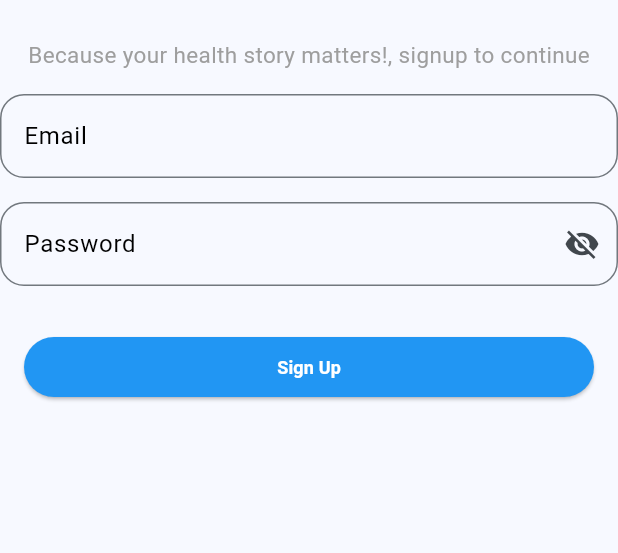
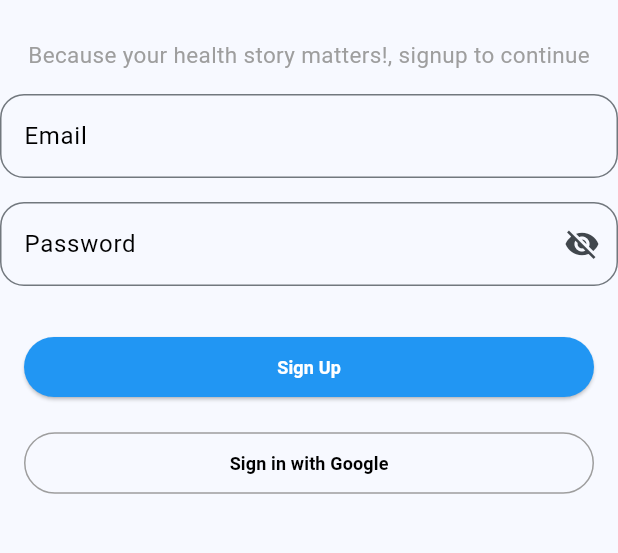
Before and after one commit to JoyObidife/myhealthdiary_app, a Flutter app: the screen it shows after launch, on a phone screen of 412 x 824 dp, the part 239-792 px from its top. Run offline on Flutter 3.47's test engine with Material 3 defaults, Android fonts, the phone set to English and light mode, and no system bars; our stand-ins replace firebase_core; accounts and stored records are empty.

Commit message:
firebase_installation

```diff
--- a/lib/pages/signup_page.dart
+++ b/lib/pages/signup_page.dart
@@ -30,7 +30,7 @@ class _SignupPageState extends State<SignupPage> {
 
             SizedBox(height: 10),
             Padding(
-              padding: const EdgeInsets.all(16.0),
+              padding: EdgeInsets.all(16.0),
               child: Text(
                 "Because your health story matters!, signup to continue",
                 style: TextStyle(fontSize: 15, color: Colors.grey),
@@ -67,6 +67,28 @@ class _SignupPageState extends State<SignupPage> {
                 ),
               ),
             ),
+            SizedBox(height: 16),
+            Padding(
+              padding: EdgeInsets.symmetric(horizontal: 16.0),
+              child: SizedBox(
+                width: double.infinity,
+                child: OutlinedButton(
+                  onPressed: () {},
+                  style: OutlinedButton.styleFrom(
+                    side: BorderSide(color: Colors.grey),
+                    padding: EdgeInsets.symmetric(vertical: 12),
+                  ),
+                  child: Text(
+                    "Sign in with Google",
+                    style: TextStyle(
+                      fontSize: 12,
+                      color: Colors.black,
+                      fontWeight: FontWeight.bold,
+                    ),
+                  ),
+                ),
+              ),
+            ),
           ],
         ),
       ),
--- a/pubspec.yaml
+++ b/pubspec.yaml
@@ -35,7 +35,8 @@ dependencies:
   # Use with the CupertinoIcons class for iOS style icons.
   cupertino_icons: ^1.0.8
   url_launcher: ^6.3.2
-  flutter_local_notifications: ^19.5.0
+  firebase_core: ^4.4.0
+  firebase_auth: ^6.1.4
   flutter_timezone: ^5.0.1
 
 
```
Also changed, not shown: firebase.json (added), lib/firebase_options.dart (added), pubspec.lock, 3 other files.
